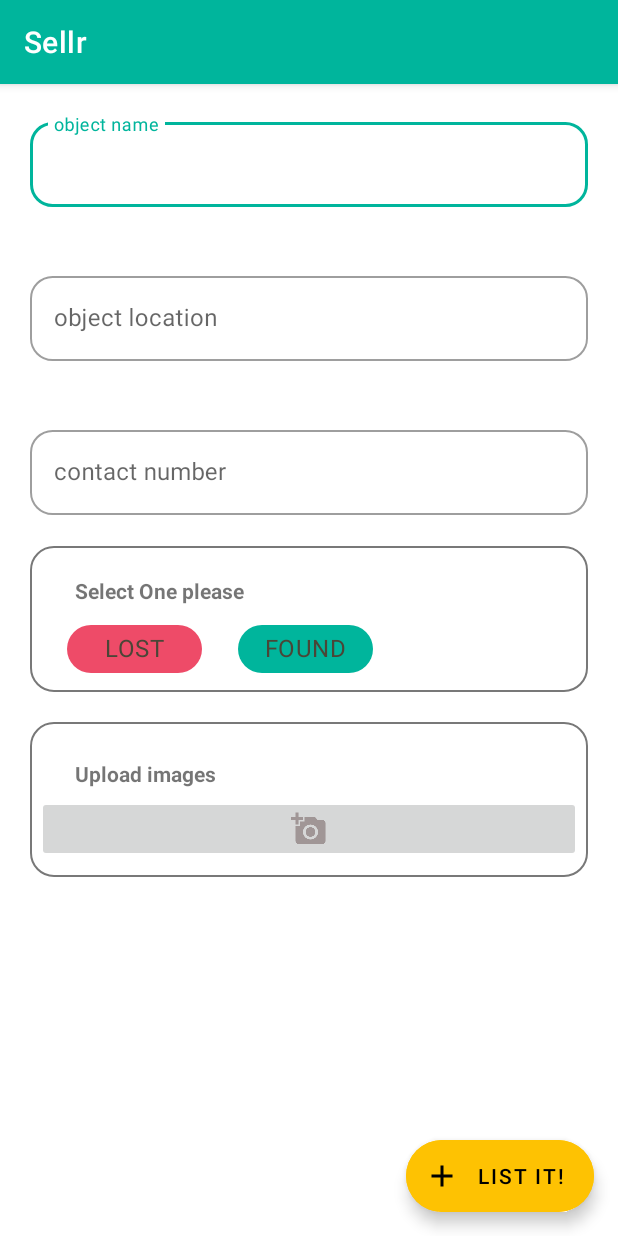
After one commit to gdsc-nits-org/Sellr, an Android app: the fragment lostandfound_input shown on its own in the app's theme, on a phone screen of 412 x 824 dp. The commit adds this screen. Run offline under Robolectric (Android 15) with nearby library versions, the phone set to English and light mode, and no system bars.

Commit message:
Added lost and found section in the navbar

```diff
--- /dev/null
+++ b/app/src/main/java/com/example/sellr/fragment/lostandfound_input.kt
@@ -0,0 +1,60 @@
+package com.example.sellr.fragment
+
+import android.os.Bundle
+import androidx.fragment.app.Fragment
+import android.view.LayoutInflater
+import android.view.View
+import android.view.ViewGroup
+import com.example.sellr.R
+
+// TODO: Rename parameter arguments, choose names that match
+// the fragment initialization parameters, e.g. ARG_ITEM_NUMBER
+private const val ARG_PARAM1 = "param1"
+private const val ARG_PARAM2 = "param2"
+
+/**
+ * A simple [Fragment] subclass.
+ * Use the [lostandfound_input.newInstance] factory method to
+ * create an instance of this fragment.
+ */
+class lostandfound_input : Fragment() {
+    // TODO: Rename and change types of parameters
+    private var param1: String? = null
+    private var param2: String? = null
+
+    override fun onCreate(savedInstanceState: Bundle?) {
+        super.onCreate(savedInstanceState)
+        arguments?.let {
+            param1 = it.getString(ARG_PARAM1)
+            param2 = it.getString(ARG_PARAM2)
+        }
+    }
+
+    override fun onCreateView(
+        inflater: LayoutInflater, container: ViewGroup?,
+        savedInstanceState: Bundle?
+    ): View? {
+        // Inflate the layout for this fragment
+        return inflater.inflate(R.layout.fragment_lostandfound_input, container, false)
+    }
+
+    companion object {
+        /**
+         * Use this factory method to create a new instance of
+         * this fragment using the provided parameters.
+         *
+         * @param param1 Parameter 1.
+         * @param param2 Parameter 2.
+         * @return A new instance of fragment lostandfound_input.
+         */
+        // TODO: Rename and change types and number of parameters
+        @JvmStatic
+        fun newInstance(param1: String, param2: String) =
+            lostandfound_input().apply {
+                arguments = Bundle().apply {
+                    putString(ARG_PARAM1, param1)
+                    putString(ARG_PARAM2, param2)
+                }
+            }
+    }
+}
--- /dev/null
+++ b/app/src/main/res/layout/fragment_lostandfound_input.xml
@@ -0,0 +1,219 @@
+<?xml version="1.0" encoding="utf-8"?>
+<RelativeLayout xmlns:android="http://schemas.android.com/apk/res/android"
+    xmlns:tools="http://schemas.android.com/tools"
+    android:layout_width="match_parent"
+    android:layout_height="match_parent"
+    xmlns:app="http://schemas.android.com/apk/res-auto"
+    tools:context=".fragment.lostandfound_input">
+
+
+    <androidx.coordinatorlayout.widget.CoordinatorLayout
+        android:layout_width="match_parent"
+        android:layout_height="match_parent">
+
+        <com.google.android.material.floatingactionbutton.ExtendedFloatingActionButton
+            android:id="@+id/lostandfoundInputfab"
+            android:layout_width="wrap_content"
+            android:layout_height="wrap_content"
+            android:layout_gravity="bottom|end"
+            android:layout_margin="16dp"
+            android:backgroundTint="@color/colourAccent"
+            android:text="@string/list_it"
+            app:icon="@drawable/car_ui_icon_add"
+            />
+
+    </androidx.coordinatorlayout.widget.CoordinatorLayout>
+
+  <LinearLayout
+      android:layout_width="match_parent"
+      android:layout_height="wrap_content"
+      android:fitsSystemWindows="true"
+      android:orientation="vertical">
+
+      <com.google.android.material.textfield.TextInputLayout
+          style="@style/Widget.MaterialComponents.TextInputLayout.OutlinedBox"
+          android:id="@+id/ObjectInput"
+          android:layout_width="match_parent"
+          android:layout_height="wrap_content"
+          android:minHeight="70dp"
+          app:boxCornerRadiusBottomEnd="15dp"
+          app:boxCornerRadiusBottomStart="15dp"
+          app:boxCornerRadiusTopStart="15dp"
+          app:boxCornerRadiusTopEnd="15dp"
+          android:layout_marginStart="20dp"
+          android:layout_marginEnd="20dp"
+          android:layout_marginTop="20dp"
+          app:endIconMode="clear_text"
+          app:errorEnabled="true"
+          android:hint="object name">
+
+          <com.google.android.material.textfield.TextInputEditText
+              android:id="@+id/lostandfoundObjectName"
+              android:layout_width="match_parent"
+              android:layout_height="match_parent"
+              android:singleLine="true"/>
+
+      </com.google.android.material.textfield.TextInputLayout>
+
+      <com.google.android.material.textfield.TextInputLayout
+          style="@style/Widget.MaterialComponents.TextInputLayout.OutlinedBox"
+          android:id="@+id/locationInput"
+          android:layout_width="match_parent"
+          android:layout_height="wrap_content"
+          android:minHeight="70dp"
+          app:boxCornerRadiusBottomEnd="15dp"
+          app:boxCornerRadiusBottomStart="15dp"
+          app:boxCornerRadiusTopStart="15dp"
+          app:boxCornerRadiusTopEnd="15dp"
+          android:layout_marginStart="20dp"
+          android:layout_marginEnd="20dp"
+          android:layout_marginTop="20dp"
+          app:endIconMode="clear_text"
+          app:errorEnabled="true"
+          android:hint="object location">
+
+          <com.google.android.material.textfield.TextInputEditText
+              android:id="@+id/lostandfoundInputObjectLocation"
+              android:layout_width="match_parent"
+              android:layout_height="match_parent"
+              android:singleLine="true"/>
+
+      </com.google.android.material.textfield.TextInputLayout>
+
+      <com.google.android.material.textfield.TextInputLayout
+          style="@style/Widget.MaterialComponents.TextInputLayout.OutlinedBox"
+          android:id="@+id/contactInput"
+          android:layout_width="match_parent"
+          android:layout_height="wrap_content"
+          android:minHeight="70dp"
+          app:boxCornerRadiusBottomEnd="15dp"
+          app:boxCornerRadiusBottomStart="15dp"
+          app:boxCornerRadiusTopStart="15dp"
+          app:boxCornerRadiusTopEnd="15dp"
+          android:layout_marginStart="20dp"
+          android:layout_marginEnd="20dp"
+          android:layout_marginTop="20dp"
+          app:endIconMode="clear_text"
+          app:errorEnabled="true"
+          android:hint="contact number">
+
+          <com.google.android.material.textfield.TextInputEditText
+              android:id="@+id/lostandfoundInputUserContact"
+              android:layout_width="match_parent"
+              android:layout_height="match_parent"
+              android:inputType="number"
+              android:singleLine="true"/>
+
+      </com.google.android.material.textfield.TextInputLayout>
+
+      <LinearLayout
+          android:layout_width="match_parent"
+          android:layout_height="wrap_content"
+          android:paddingTop="20dp"
+          android:orientation="vertical"
+          android:layout_marginStart="20dp"
+          android:layout_marginEnd="20dp"
+          android:background="@drawable/condition_layout">
+
+          <com.google.android.material.textview.MaterialTextView
+              android:layout_width="wrap_content"
+              android:layout_height="wrap_content"
+              android:text="Select One please "
+              android:textStyle="bold"
+              android:textSize="14sp"
+              android:layout_marginStart="25dp"
+              android:layout_marginBottom="5dp"
+              />
+
+
+          <com.google.android.material.textview.MaterialTextView
+              android:id="@+id/lostandfoundChipError"
+              android:layout_width="wrap_content"
+              android:layout_height="wrap_content"
+              android:text="please select one"
+              android:textSize="12sp"
+              android:textColor="@color/error"
+              android:visibility="gone"
+              tools:visibility="visible"
+              android:layout_marginStart="25dp"
+              android:layout_marginBottom="5dp"
+              />
+
+          <com.google.android.material.chip.ChipGroup
+              android:layout_width="match_parent"
+              android:layout_height="wrap_content"
+              android:layout_marginStart="20dp"
+              android:id="@+id/lostandfoundChipGroup"
+              app:singleSelection="true">
+
+
+              <com.google.android.material.chip.Chip
+                  android:id="@+id/lostChip"
+                  style="@style/Widget.MaterialComponents.Chip.Filter"
+                  android:layout_width="wrap_content"
+                  android:layout_height="wrap_content"
+                  android:minWidth="90dp"
+                  app:chipBackgroundColor="@color/chiplost"
+                  android:text="LOST"
+                  android:textSize="16sp"
+                  android:textColor="@color/textColorPrimary"
+                  android:textAlignment="center"
+                  android:theme="@style/Theme.MaterialComponents.Light" />
+              <com.google.android.material.chip.Chip
+                  android:id="@+id/found"
+                  style="@style/Widget.MaterialComponents.Chip.Filter"
+                  android:layout_width="wrap_content"
+                  android:layout_height="wrap_content"
+                  android:minWidth="90dp"
+                  app:chipBackgroundColor="@color/chipfound"
+                  android:text="FOUND"
+                  android:textSize="16sp"
+                  android:textColor="@color/textColorPrimary"
+                  android:textAlignment="center"
+                  android:theme="@style/Theme.MaterialComponents.Light"
+                  android:layout_marginLeft="16dp"/>
+
+          </com.google.android.material.chip.ChipGroup>
+
+
+      </LinearLayout>
+
+    <LinearLayout
+        android:layout_width="match_parent"
+        android:layout_height="wrap_content"
+        android:layout_margin="20dp"
+        android:layout_marginStart="20dp"
+        android:orientation="vertical"
+        app:layout_constraintStart_toStartOf="parent"
+        android:background="@drawable/condition_layout"
+        app:layout_constraintTop_toTopOf="parent">
+
+        <com.google.android.material.textview.MaterialTextView
+            android:layout_width="wrap_content"
+            android:layout_height="wrap_content"
+            android:text="@string/upload_image"
+            android:textStyle="bold"
+            android:textSize="14sp"
+            android:layout_marginTop="20dp"
+            android:layout_marginStart="25dp"
+            android:layout_marginBottom="5dp"
+            />
+
+
+        <ImageButton
+            android:id="@+id/lostandfoundImageButton"
+            android:tag="1"
+            android:layout_width="match_parent"
+            android:layout_height="match_parent"
+            android:layout_marginBottom="5dp"
+            android:layout_weight="1"
+            android:scaleType="fitCenter"
+            android:src="@drawable/ic_image_placeholder"
+            tools:ignore="NestedWeights" />
+
+
+    </LinearLayout>
+
+  </LinearLayout>
+
+</RelativeLayout>
--- a/app/src/main/res/values/colors.xml
+++ b/app/src/main/res/values/colors.xml
@@ -43,6 +43,9 @@
     <color name="theme_shadow_color">#7A31C3</color>
     <color name="warning_color">#BDBA0B</color>
     <color name="error">#B00020</color>
+    <color name = "textColorPrimary">#4A4637</color>
+    <color name ="chipfound">#00B59C</color>
+    <color name = "chiplost">#EE4B68</color>
 
 
 </resources>
```
Also changed, not shown: app/src/main/res/drawable/green_indicator.xml (added, +14 -0 lines), app/src/main/res/drawable/red_indicator.xml (added, +14 -0 lines), app/src/main/res/layout/fragment_lost_and_found.xml (+26 -6 lines), app/src/main/res/layout/layout_lostandfound_item.xml (added, +120 -0 lines).
